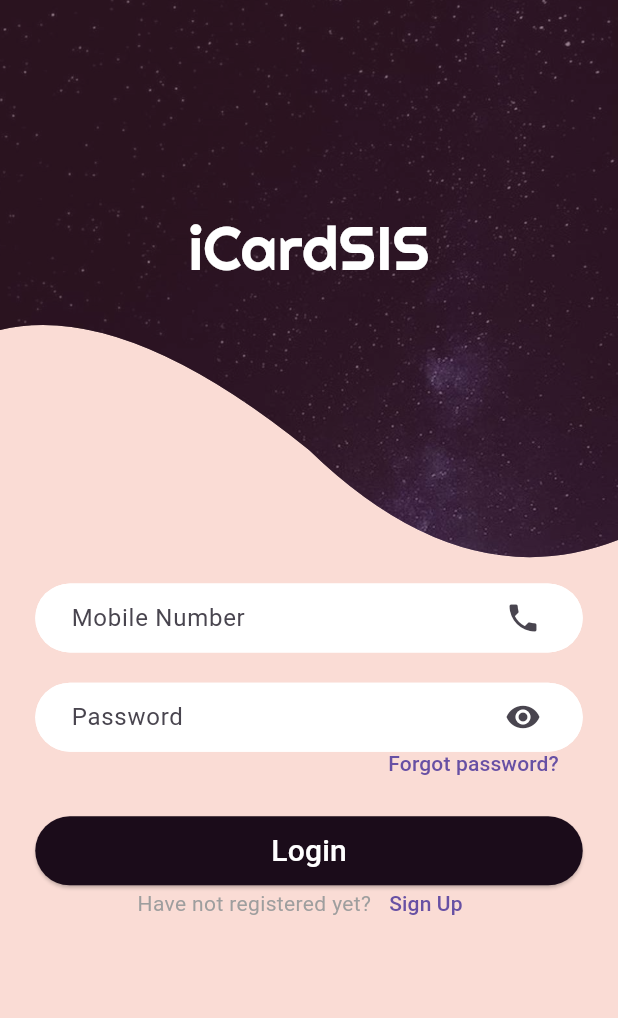
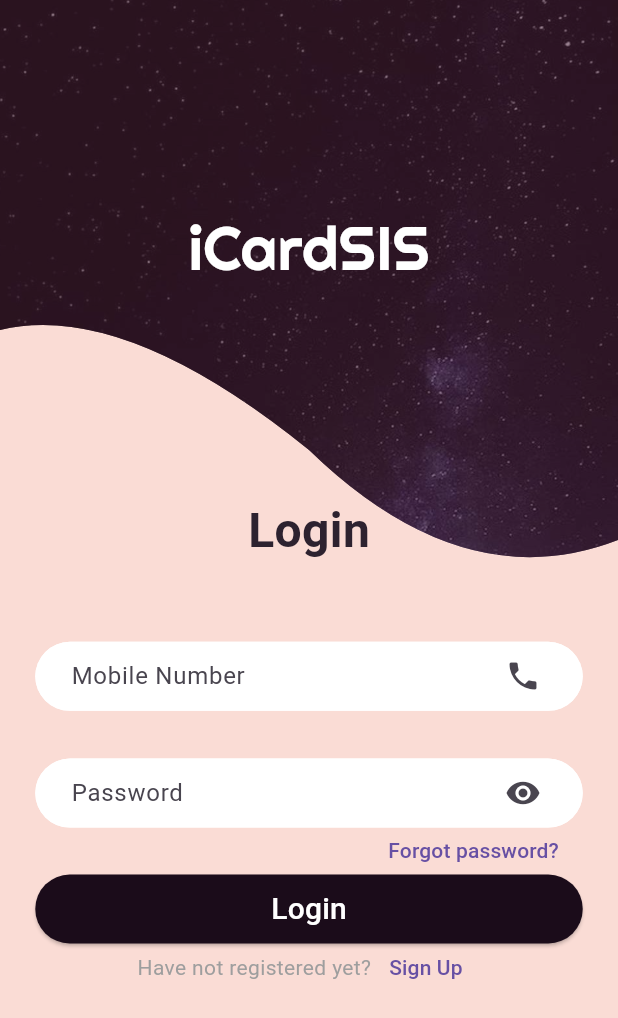
Before and after one commit to fedupGenJi/iCardSIS2.0, a Flutter app: the screen it shows after launch, on a phone screen of 412 x 824 dp. Shown: the top 1018 px of the screen. Run offline on Flutter 3.47's test engine with Material 3 defaults, Android fonts, the light colour scheme and no system bars.

Commit message:
missing parts

```diff
--- a/lib/loginpage.dart
+++ b/lib/loginpage.dart
@@ -25,7 +25,18 @@ class _LoginpageState extends State<Loginpage> {
               decoration: BoxDecoration(color: Color(0xFFFADCD5)),
             ),
             Align(
-              alignment: Alignment.center,
+              alignment: Alignment(0, -0.15),
+              child: Text(
+                "Login",
+                style: TextStyle(
+                  fontSize: 32,
+                  fontWeight: FontWeight.bold,
+                  color: Color(0xFF2D222F),
+                ),
+              ),
+            ),
+            Align(
+              alignment: Alignment(0, 0.1),
               child: Container(
                 height: 46,
                 width: 365,
@@ -60,7 +71,7 @@ class _LoginpageState extends State<Loginpage> {
               ),
             ),
             Align(
-              alignment: Alignment(0, 0.17),
+              alignment: Alignment(0, 0.3),
               child: Container(
                 height: 46,
                 width: 365,
@@ -103,14 +114,14 @@ class _LoginpageState extends State<Loginpage> {
               ),
             ),
             Align(
-              alignment: Alignment(0.8, 0.25),
+              alignment: Alignment(0.8, 0.4),
               child: TextButton(
                 onPressed: () {},
                 child: Text("Forgot password?"),
               ),
             ),
             Align(
-              alignment: Alignment(0, 0.4),
+              alignment: Alignment(0, 0.5),
               child: ElevatedButton(
                 onPressed: () {
                   Navigator.push(
@@ -134,7 +145,7 @@ class _LoginpageState extends State<Loginpage> {
               ),
             ),
             Align(
-              alignment: Alignment(0, 0.49),
+              alignment: Alignment(0, 0.6),
               child: Row(
                 mainAxisSize: MainAxisSize.min,
                 children: [
```
